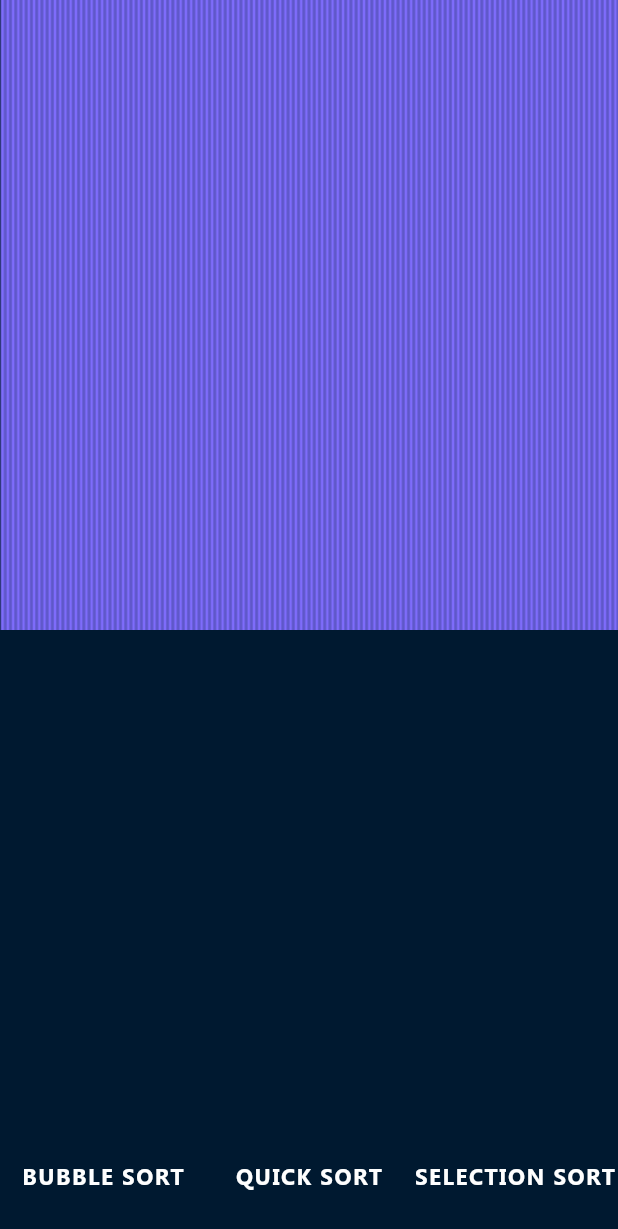
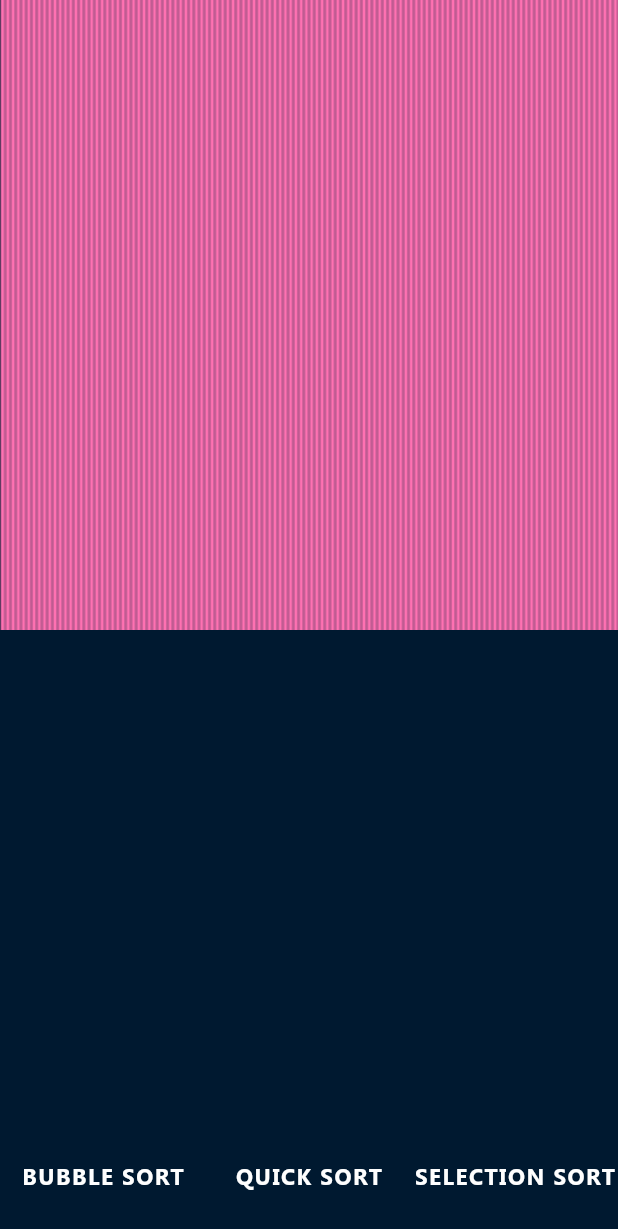
Before and after one commit to parzuko/AlgoVisualizer, a Flutter app: the screen it shows after launch, on a phone screen of 412 x 824 dp. Shown: the top 1229 px of the screen. Run offline on Flutter 3.47's test engine with Material 2 defaults, Android fonts, the phone set to English and light mode, and no system bars.

Commit message:
Add Pink Blue Pastel Palette

```diff
--- a/algo_visual/lib/config/numbers.dart
+++ b/algo_visual/lib/config/numbers.dart
@@ -34,6 +34,7 @@ class NumberViewer extends CustomPainter {
     var themes = {
       1: bluePalette(elementValue),
       2: vibrantPalette(elementValue),
+      3: pastelPalette(elementValue),
     };
     paint.color = themes[whichColor];
     final modes = {
@@ -83,6 +84,20 @@ class NumberViewer extends CustomPainter {
     }
   }
 
+  Color pastelPalette(int value) {
+    if (this.elementValue < maxVal * .20) {
+      return Palette.pastel_1;
+    } else if (this.elementValue < maxVal * .40) {
+      return Palette.pastel_2;
+    } else if (this.elementValue < maxVal * .60) {
+      return Palette.pastel_3;
+    } else if (this.elementValue < maxVal * .80) {
+      return Palette.pastel_4;
+    } else {
+      return Palette.pastel_5;
+    }
+  }
+
   Color bluePalette(int value) {
     if (this.elementValue < maxVal * .14) {
       return Palette.blue_0;
--- a/algo_visual/lib/config/palette.dart
+++ b/algo_visual/lib/config/palette.dart
@@ -21,4 +21,11 @@ class Palette {
   static const Color blue_4 = Color(0xff7D99ED);
   static const Color blue_5 = Color(0xff7E84F3);
   static const Color blue_6 = Color(0xff7E6CFB);
+
+  // The Pastel
+  static const Color pastel_1 = Color(0xffD3E9FF);
+  static const Color pastel_2 = Color(0xffFFD5D5);
+  static const Color pastel_3 = Color(0xffFFA0AD);
+  static const Color pastel_4 = Color(0xff509BE1);
+  static const Color pastel_5 = Color(0xffFF71B2);
 }
--- a/algo_visual/lib/screens/home_screen.dart
+++ b/algo_visual/lib/screens/home_screen.dart
@@ -124,7 +124,7 @@ class _HomeScreenState extends State<HomeScreen> {
                         elementValue: item,
                         elementIndex: counter,
                         maxVal: _sizeOfArray.round(),
-                        whichColor: 1,
+                        whichColor: 3,
                         whichMode: 1,
                       ),
                     );
```
